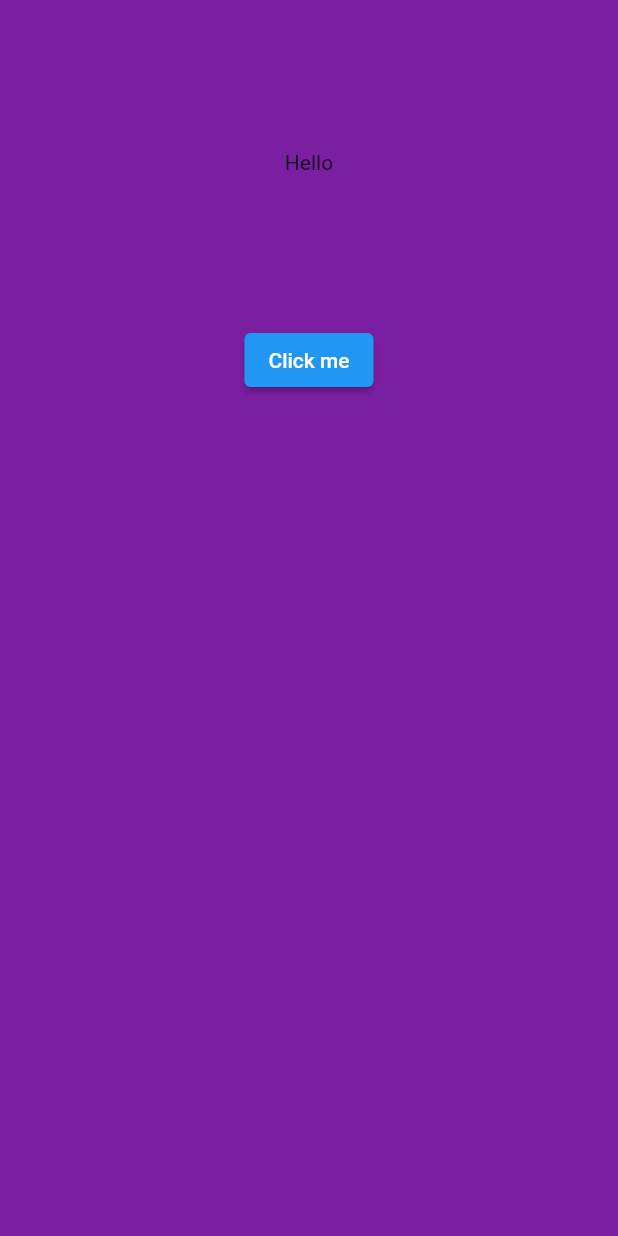
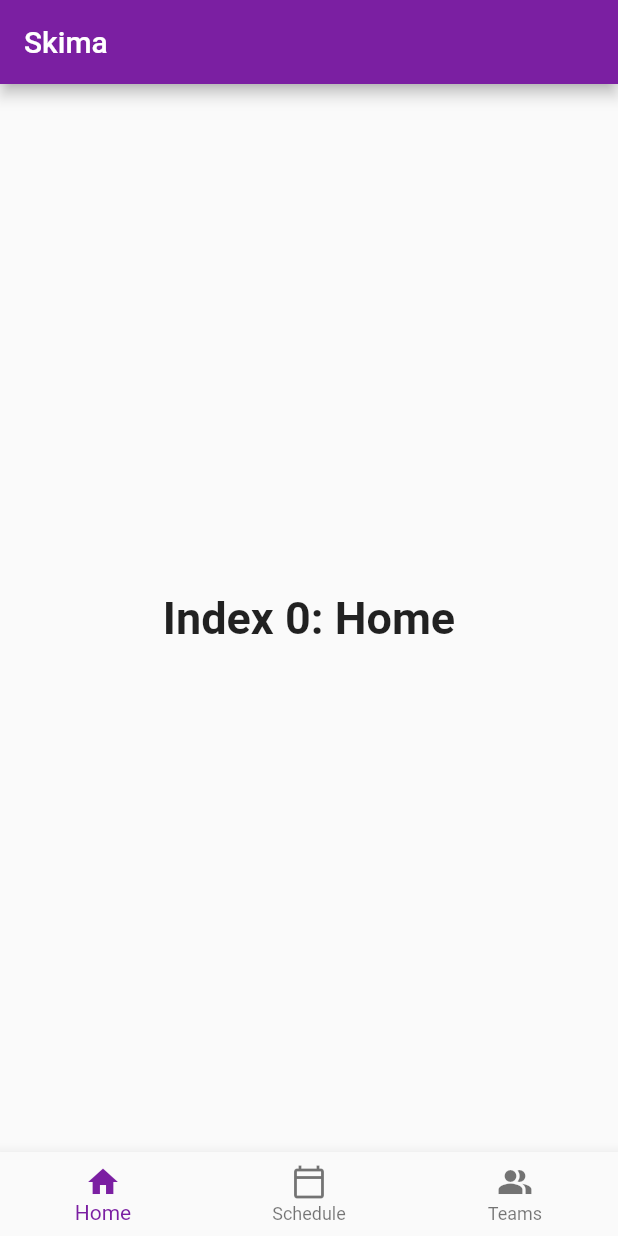
Before and after one commit to bilguun1001/Skima, a Flutter app: the screen it shows after launch, on a phone screen of 412 x 824 dp. Run offline on Flutter 3.47's test engine with Material 2 defaults, Android fonts, the phone set to English and light mode, and no system bars.

Commit message:
'backbuttons'

```diff
--- a/lib/main.dart
+++ b/lib/main.dart
@@ -1,71 +1,85 @@
-import 'dart:math';
-
 import 'package:flutter/material.dart';
 
-void main() {
-  runApp(MyApp());
-}
+void main() => runApp(const MyApp());
 
+/// This is the main application widget.
 class MyApp extends StatelessWidget {
-  const MyApp({
-    Key key,
-  }) : super(key: key);
+  const MyApp({Key? key}) : super(key: key);
+
+  static const String _title = 'Flutter Code Sample';
 
   @override
   Widget build(BuildContext context) {
-    return MaterialApp(
-      home: Scaffold(
-        body: BodyWidget(),
+    return const MaterialApp(
+      title: _title,
+      home: MyStatefulWidget(),
+    );
+  }
+}
+
+/// This is the stateful widget that the main application instantiates.
+class MyStatefulWidget extends StatefulWidget {
+  const MyStatefulWidget({Key? key}) : super(key: key);
+
+  @override
+  _MyStatefulWidgetState createState() => _MyStatefulWidgetState();
+}
+
+/// This is the private State class that goes with MyStatefulWidget.
+class _MyStatefulWidgetState extends State<MyStatefulWidget> {
+  int _selectedIndex = 0;
+  static const TextStyle optionStyle =
+  TextStyle(fontSize: 30, fontWeight: FontWeight.bold);
+  static const List<Widget> _widgetOptions = <Widget>[
+    Text(
+      'Index 0: Home',
+      style: optionStyle,
+    ),
+    Text(
+      'Index 1: Schedule',
+      style: optionStyle,
+    ),
+    Text(
+      'Index 2: Teams',
+      style: optionStyle,
+    ),
+  ];
+
+  void _onItemTapped(int index) {
+    setState(() {
+      _selectedIndex = index;
+    });
+  }
+
+  @override
+  Widget build(BuildContext context) {
+    return Scaffold(
+      appBar: AppBar(
+        title: const Text('Skima'),
+        backgroundColor:Colors.purple.shade700,
+      ),
+      body: Center(
+        child: _widgetOptions.elementAt(_selectedIndex),
+      ),
+      bottomNavigationBar: BottomNavigationBar(
+        items: const <BottomNavigationBarItem>[
+          BottomNavigationBarItem(
+            icon: Icon(Icons.home),
+            label: 'Home',
+          ),
+          BottomNavigationBarItem(
+            icon: Icon(Icons.calendar_today_outlined),
+            label: 'Schedule',
+          ),
+          BottomNavigationBarItem(
+            icon: Icon(Icons.people_alt),
+            label: 'Teams',
+          ),
+        ],
+        currentIndex: _selectedIndex,
+        selectedItemColor: Colors.purple.shade700,
+        onTap: _onItemTapped,
       ),
     );
   }
 }
-
-// TODO: When you press the button, change the background color of the app
-class BodyWidget extends StatelessWidget {
-  //String fruit = 'Apples';
-  final colorNotfier = ValueNotifier<Color>(Colors.purple.shade700);
-  @override
-  Widget build(BuildContext context) {
-    return ValueListenableBuilder<Color>(
-      valueListenable: colorNotfier,
-      builder: (context, color, child) {
-        return Container(
-          width: double.infinity,
-          height: double.infinity,
-          color: color,
-          child: Center(
-            child: Column(
-              children: [
-                SizedBox(height: 100),
-                Text('Hello'),
-                SizedBox(height: 100),
-                ElevatedButton(
-                  onPressed: () {
-                    print('I was clicked.');
-                    final randomNumber = Random().nextInt(7);
-                    final myNewColor = colorList[randomNumber];
-
-                    colorNotfier.value = myNewColor;
-                  },
-                  child: Text('Click me'),
-                ),
-              ],
-            ),
-          ),
-        );
-      },
-    );
-  }
-}
-
-
-final colorList = <Color>[
-  Colors.purple,
-  Colors.white,
-  Colors.orange,
-  Colors.blue,
-  Colors.red,
-  Colors.pink,
-  Colors.lightGreenAccent,
-];
--- a/pubspec.yaml
+++ b/pubspec.yaml
@@ -18,7 +18,7 @@
 version: 1.0.0+1
 
 environment:
-  sdk: ">=2.11.0 <3.0.0"
+  sdk: ">=2.12.0 <3.0.0"
 
 dependencies:
   flutter:
```
Also changed, not shown: pubspec.lock.
